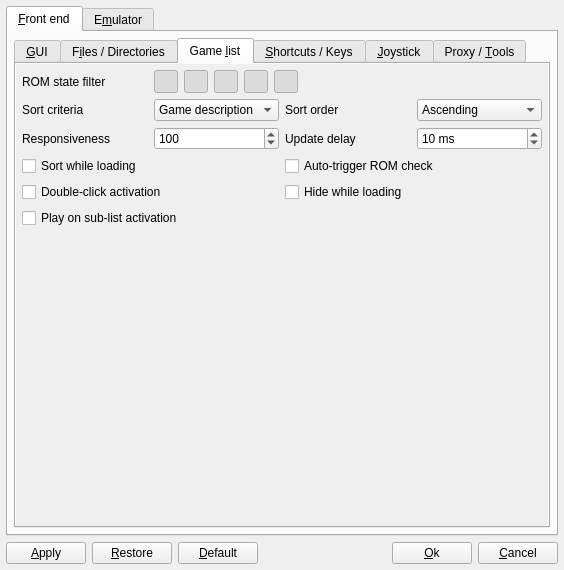
Old version of the form options.ui in the repository qmc2/qmc2-mame-fe.
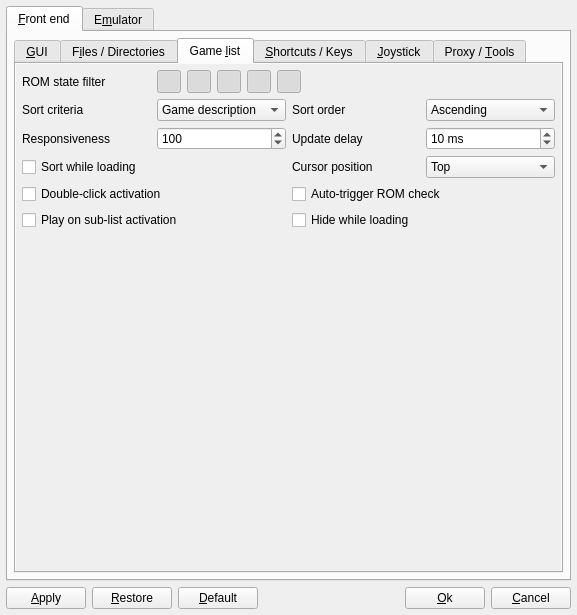
New version of the form. The open tabs and pages were chosen to show the change. Icons and pictures are not drawn.

Commit message: new: you can now select the position chosen by QMC2 when scrolling to the current game/machine item (applies to all views and lists)

```diff
--- a/options.ui
+++ b/options.ui
@@ -7,8 +7,8 @@
    <rect>
     <x>0</x>
     <y>0</y>
-    <width>564</width>
-    <height>570</height>
+    <width>577</width>
+    <height>615</height>
    </rect>
   </property>
   <property name="windowTitle">
@@ -2107,8 +2107,8 @@
                <rect>
                 <x>0</x>
                 <y>0</y>
-                <width>1640</width>
-                <height>480</height>
+                <width>545</width>
+                <height>508</height>
                </rect>
               </property>
               <layout class="QGridLayout" name="gridLayout_11">
@@ -2418,16 +2418,6 @@
                    </property>
                   </widget>
                  </item>
-                 <item row="3" column="2" colspan="2">
-                  <widget class="QCheckBox" name="checkBoxAutoTriggerROMCheck">
-                   <property name="toolTip">
-                    <string>Automatically trigger a ROM check if necessary</string>
-                   </property>
-                   <property name="text">
-                    <string>Auto-trigger ROM check</string>
-                   </property>
-                  </widget>
-                 </item>
                  <item row="4" column="0" colspan="2">
                   <widget class="QCheckBox" name="checkBoxDoubleClickActivation">
                    <property name="toolTip">
@@ -2451,16 +2441,6 @@
                    </property>
                   </spacer>
                  </item>
-                 <item row="4" column="2" colspan="2">
-                  <widget class="QCheckBox" name="checkBoxHideWhileLoading">
-                   <property name="toolTip">
-                    <string>Hide primary game list while loading (recommended, much faster)</string>
-                   </property>
-                   <property name="text">
-                    <string>Hide while loading</string>
-                   </property>
-                  </widget>
-                 </item>
                  <item row="5" column="0" colspan="2">
                   <widget class="QCheckBox" name="checkBoxPlayOnSublistActivation">
                    <property name="toolTip">
@@ -2472,17 +2452,61 @@
                   </widget>
                  </item>
                  <item row="5" column="2" colspan="2">
-                  <spacer name="horizontalSpacer2">
-                   <property name="orientation">
-                    <enum>Qt::Horizontal</enum>
+                  <widget class="QCheckBox" name="checkBoxHideWhileLoading">
+                   <property name="toolTip">
+                    <string>Hide primary game list while loading (recommended, much faster)</string>
                    </property>
-                   <property name="sizeHint" stdset="0">
-                    <size>
-                     <width>40</width>
-                     <height>20</height>
-                    </size>
+                   <property name="text">
+                    <string>Hide while loading</string>
                    </property>
-                  </spacer>
+                  </widget>
+                 </item>
+                 <item row="4" column="2" colspan="2">
+                  <widget class="QCheckBox" name="checkBoxAutoTriggerROMCheck">
+                   <property name="toolTip">
+                    <string>Automatically trigger a ROM check if necessary</string>
+                   </property>
+                   <property name="text">
+                    <string>Auto-trigger ROM check</string>
+                   </property>
+                  </widget>
+                 </item>
+                 <item row="3" column="3">
+                  <widget class="QComboBox" name="comboBoxCursorPosition">
+                   <property name="toolTip">
+                    <string>Select the cursor position QMC2 uses when auto-scrolling to the current item (this setting applies to all views and lists!)</string>
+                   </property>
+                   <property name="currentIndex">
+                    <number>1</number>
+                   </property>
+                   <item>
+                    <property name="text">
+                     <string>Visible</string>
+                    </property>
+                   </item>
+                   <item>
+                    <property name="text">
+                     <string>Top</string>
+                    </property>
+                   </item>
+                   <item>
+                    <property name="text">
+                     <string>Bottom</string>
+                    </property>
+                   </item>
+                   <item>
+                    <property name="text">
+                     <string>Center</string>
+                    </property>
+                   </item>
+                  </widget>
+                 </item>
+                 <item row="3" column="2">
+                  <widget class="QLabel" name="labelCursoPosition">
+                   <property name="text">
+                    <string>Cursor position</string>
+                   </property>
+                  </widget>
                  </item>
                 </layout>
                </item>
```
Left out of the diff: 33 changed lines with no effect on the pictures. The commit also changes 14 other files.
